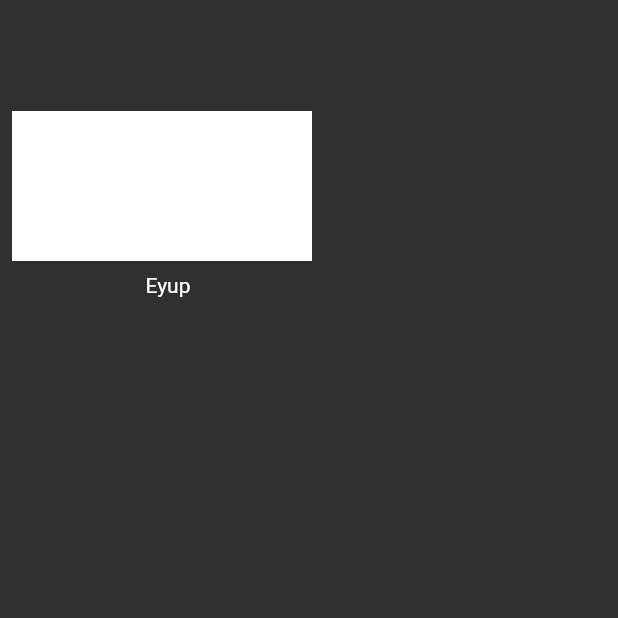
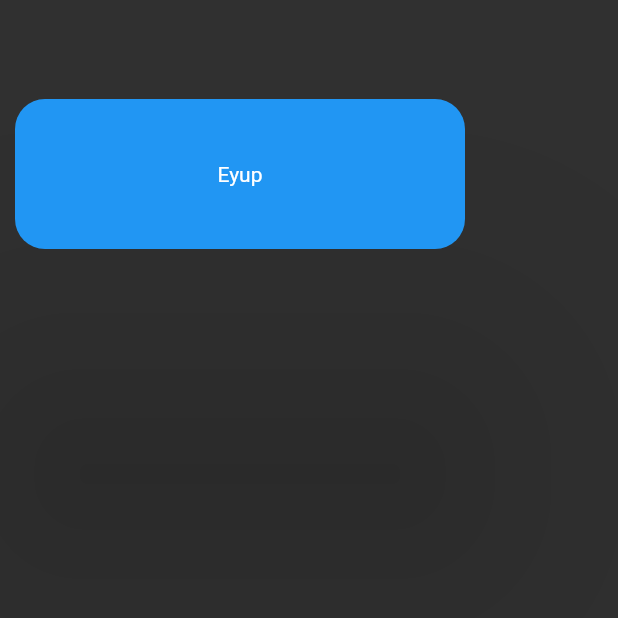
Before and after one commit to eyuphan-oguz/veli_bacik_flutter_learning, a Flutter app: the screen it shows after launch, on a phone screen of 412 x 824 dp, the top half of it. Run offline on Flutter 3.47's test engine with Material 2 defaults, Android fonts, the phone set to English and light mode, and no system bars.

Commit message:
Card learn

```diff
--- a/lib/101/card_learn.dart
+++ b/lib/101/card_learn.dart
@@ -5,6 +5,32 @@ class CardLearn extends StatelessWidget {
 
   @override
   Widget build(BuildContext context) {
-    return Container();
+    return Scaffold(
+      appBar: AppBar(),
+      body: Column(children: [
+          _CustomCard(child: SizedBox(height: 100,width: 300,child: Center(child: Text("Eyup"),),),)
+      ],),
+    );
   }
 }
+
+
+class ProjectMargins{
+  static const cardMargin=EdgeInsets.all(10);
+}
+
+class _CustomCard extends StatelessWidget{
+  const _CustomCard({super.key, required this.child});
+
+  final Widget child;
+
+  @override
+  Widget build(BuildContext context) {
+    return Card(
+      margin: ProjectMargins.cardMargin,
+      color: Theme.of(context).colorScheme.primary,
+      elevation: 100,
+      child: child);
+  }
+
+}
--- a/lib/main.dart
+++ b/lib/main.dart
@@ -7,6 +7,7 @@ import 'package:veli_bacik_flutter_learning/101/stateless_learn.dart';
 import 'package:veli_bacik_flutter_learning/101/text_learn_view.dart';
 
 import '101/app_bar.dart';
+import '101/card_learn.dart';
 import '101/color_learn.dart';
 import '101/icon_learn.dart';
 import '101/padding_learn.dart';
@@ -25,6 +26,7 @@ class MyApp extends StatelessWidget {
       debugShowCheckedModeBanner: false,
       title: 'Flutter Demo',
       theme: ThemeData.dark().copyWith(
+        cardTheme: CardTheme(shape: RoundedRectangleBorder(borderRadius: BorderRadius.circular(20))),
         appBarTheme: AppBarTheme(
           centerTitle: true,
           systemOverlayStyle: SystemUiOverlayStyle.light,
@@ -33,7 +35,7 @@ class MyApp extends StatelessWidget {
 
         )
       ),
-      home: PaddingLearn(),
+      home: CardLearn(),
     );
   }
 }
```
